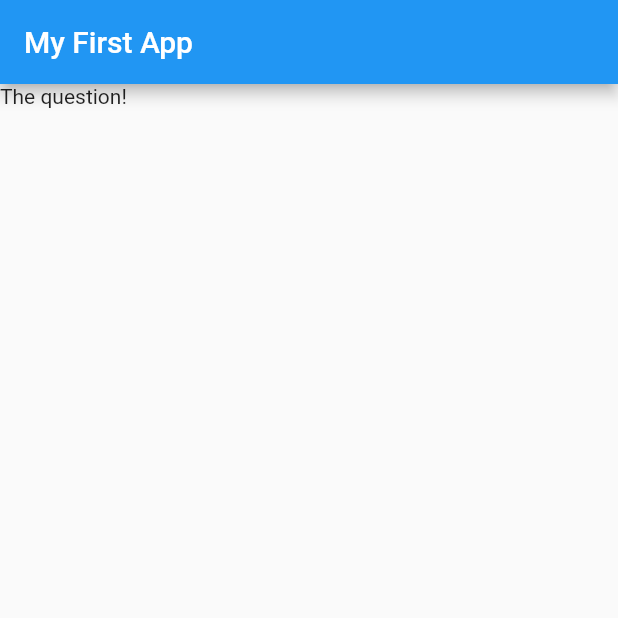
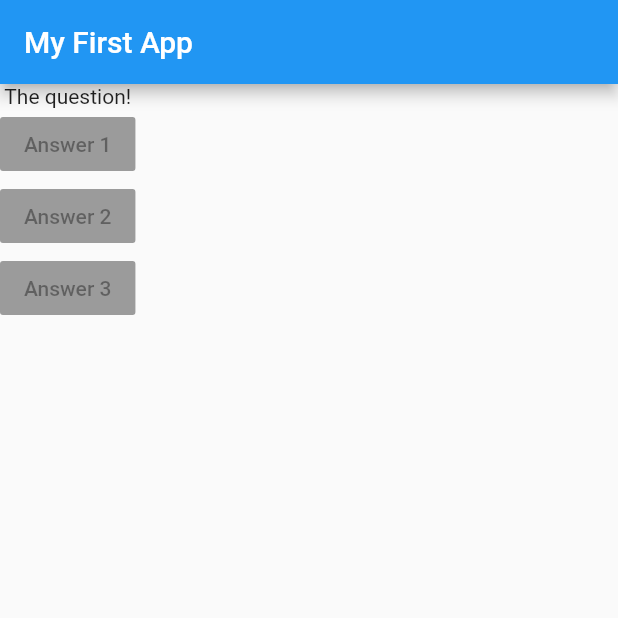
Before and after one commit to davidgarcial/flutter_and_dart_learning, a Flutter app: the screen it shows after launch, on a phone screen of 412 x 824 dp, the top half of it. Run offline on Flutter 3.47's test engine with Material 2 defaults, Android fonts, the light colour scheme and no system bars.

Commit message:
Add raise buttons

```diff
--- a/flutter_complete_guide/lib/main.dart
+++ b/flutter_complete_guide/lib/main.dart
@@ -21,7 +21,21 @@ class MyApp extends StatelessWidget {
         title: Text('My First App'),
       ),
       body: Column(
-        children: [Text('The question!')],
+        children: [
+          Text('The question!'),
+          RaisedButton(
+            child: Text('Answer 1'),
+            onPressed: null,
+          ),
+          RaisedButton(
+            child: Text('Answer 2'),
+            onPressed: null,
+          ),
+          RaisedButton(
+            child: Text('Answer 3'),
+            onPressed: null,
+          )
+        ],
       ),
     ));
   }
```
